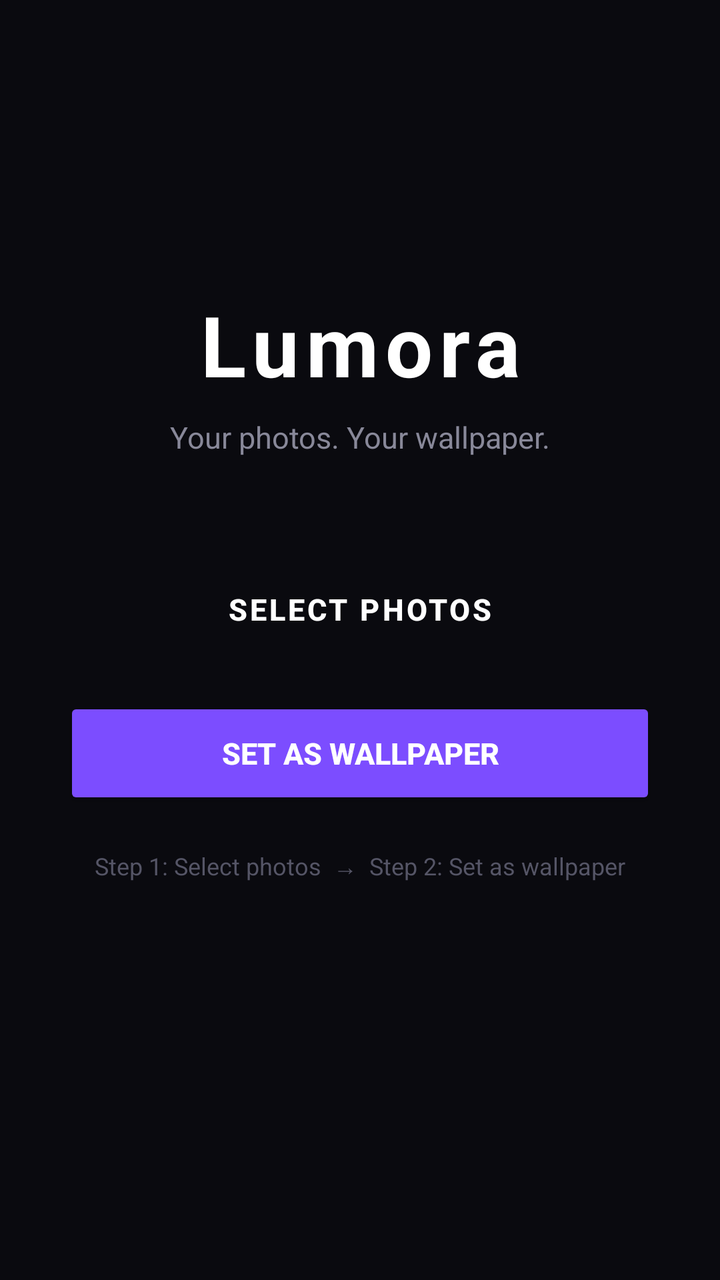
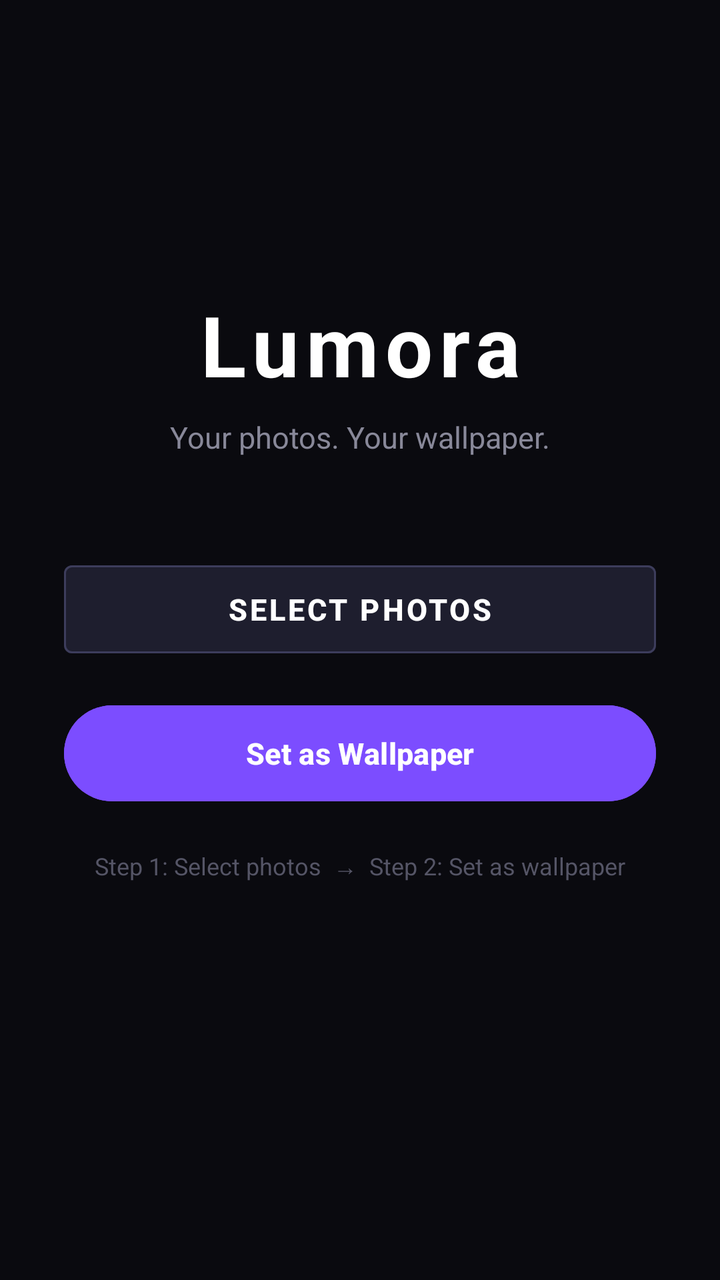

An Android layout rendered at two revisions. The XML below is the earlier revision; the diff shows what the commit changed to produce the second picture.
<!-- AndroidManifest.xml: application theme Theme.Lumora -->
<!-- res/layout/activity_main.xml -->
<?xml version="1.0" encoding="utf-8"?>
<androidx.constraintlayout.widget.ConstraintLayout
    xmlns:android="http://schemas.android.com/apk/res/android"
    xmlns:app="http://schemas.android.com/apk/res-auto"
    xmlns:tools="http://schemas.android.com/tools"
    android:id="@+id/main"
    android:layout_width="match_parent"
    android:layout_height="match_parent"
    android:background="#0A0A0F"
    tools:context=".MainActivity">

    
    <TextView
        android:id="@+id/tv_title"
        android:layout_width="wrap_content"
        android:layout_height="wrap_content"
        android:text="Lumora"
        android:textColor="#FFFFFF"
        android:textSize="42sp"
        android:textStyle="bold"
        android:letterSpacing="0.08"
        app:layout_constraintBottom_toTopOf="@id/tv_subtitle"
        app:layout_constraintEnd_toEndOf="parent"
        app:layout_constraintStart_toStartOf="parent"
        app:layout_constraintTop_toTopOf="parent"
        app:layout_constraintVertical_chainStyle="packed"
        app:layout_constraintVertical_bias="0.38" />

    <TextView
        android:id="@+id/tv_subtitle"
        android:layout_width="wrap_content"
        android:layout_height="wrap_content"
        android:layout_marginTop="8dp"
        android:text="Your photos. Your wallpaper."
        android:textColor="#888899"
        android:textSize="15sp"
        app:layout_constraintBottom_toTopOf="@id/btn_pick_photos"
        app:layout_constraintEnd_toEndOf="parent"
        app:layout_constraintStart_toStartOf="parent"
        app:layout_constraintTop_toBottomOf="@id/tv_title" />

    
    <Button
        android:id="@+id/btn_pick_photos"
        android:layout_width="0dp"
        android:layout_height="56dp"
        android:layout_marginStart="32dp"
        android:layout_marginTop="48dp"
        android:layout_marginEnd="32dp"
        android:backgroundTint="#1E1E2E"
        android:text="Select Photos"
        android:textColor="#FFFFFF"
        android:textSize="15sp"
        android:textStyle="bold"
        android:strokeColor="#3D3D5C"
        android:strokeWidth="1dp"
        style="@style/Widget.MaterialComponents.Button.OutlinedButton"
        app:layout_constraintBottom_toTopOf="@id/btn_set_wallpaper"
        app:layout_constraintEnd_toEndOf="parent"
        app:layout_constraintStart_toStartOf="parent"
        app:layout_constraintTop_toBottomOf="@id/tv_subtitle" />

    
    <Button
        android:id="@+id/btn_set_wallpaper"
        android:layout_width="0dp"
        android:layout_height="56dp"
        android:layout_marginStart="32dp"
        android:layout_marginTop="16dp"
        android:layout_marginEnd="32dp"
        android:backgroundTint="#7C4DFF"
        android:text="Set as Wallpaper"
        android:textColor="#FFFFFF"
        android:textSize="15sp"
        android:textStyle="bold"
        app:layout_constraintBottom_toBottomOf="parent"
        app:layout_constraintEnd_toEndOf="parent"
        app:layout_constraintStart_toStartOf="parent"
        app:layout_constraintTop_toBottomOf="@id/btn_pick_photos"
        app:layout_constraintVertical_bias="0" />

    
    <TextView
        android:layout_width="wrap_content"
        android:layout_height="wrap_content"
        android:layout_marginTop="20dp"
        android:text="Step 1: Select photos  →  Step 2: Set as wallpaper"
        android:textColor="#555566"
        android:textSize="12sp"
        app:layout_constraintEnd_toEndOf="parent"
        app:layout_constraintStart_toStartOf="parent"
        app:layout_constraintTop_toBottomOf="@id/btn_set_wallpaper" />

</androidx.constraintlayout.widget.ConstraintLayout>
<!-- resources referenced by this layout -->
<resources>
  <style name="Theme.Lumora" parent="Base.Theme.Lumora" />
  <style name="Base.Theme.Lumora" parent="Theme.Material3.DayNight.NoActionBar">
          
          
      </style>
</resources>

<!-- the commit's change to res/layout/activity_main.xml (unified diff, before → after) -->
@@ -9,7 +9,6 @@
     android:background="#0A0A0F"
     tools:context=".MainActivity">
 
-    
     <TextView
         android:id="@+id/tv_title"
         android:layout_width="wrap_content"
@@ -40,7 +39,7 @@
         app:layout_constraintTop_toBottomOf="@id/tv_title" />
 
     
-    <Button
+    <com.google.android.material.button.MaterialButton
         android:id="@+id/btn_pick_photos"
         android:layout_width="0dp"
         android:layout_height="56dp"
@@ -52,8 +51,8 @@
         android:textColor="#FFFFFF"
         android:textSize="15sp"
         android:textStyle="bold"
-        android:strokeColor="#3D3D5C"
-        android:strokeWidth="1dp"
+        app:strokeColor="#3D3D5C"
+        app:strokeWidth="1dp"
         style="@style/Widget.MaterialComponents.Button.OutlinedButton"
         app:layout_constraintBottom_toTopOf="@id/btn_set_wallpaper"
         app:layout_constraintEnd_toEndOf="parent"
@@ -61,7 +60,7 @@
         app:layout_constraintTop_toBottomOf="@id/tv_subtitle" />
 
     
-    <Button
+    <com.google.android.material.button.MaterialButton
         android:id="@+id/btn_set_wallpaper"
         android:layout_width="0dp"
         android:layout_height="56dp"
@@ -79,7 +78,6 @@
         app:layout_constraintTop_toBottomOf="@id/btn_pick_photos"
         app:layout_constraintVertical_bias="0" />
 
-    
     <TextView
         android:layout_width="wrap_content"
         android:layout_height="wrap_content"
